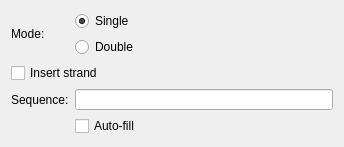
The window that AdenitaCoreSE/form/SEConnectSSDNAEditorGUI.ui (1A-OneAngstrom/Adenita) describes before a commit, drawn with Qt 5.
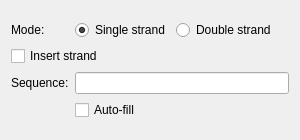
The same window after the commit.

The edit to the form file:
```diff
--- a/AdenitaCoreSE/form/SEConnectSSDNAEditorGUI.ui
+++ b/AdenitaCoreSE/form/SEConnectSSDNAEditorGUI.ui
@@ -6,14 +6,14 @@
    <rect>
     <x>0</x>
     <y>0</y>
-    <width>344</width>
-    <height>147</height>
+    <width>300</width>
+    <height>140</height>
    </rect>
   </property>
   <property name="minimumSize">
    <size>
-    <width>344</width>
-    <height>147</height>
+    <width>300</width>
+    <height>140</height>
    </size>
   </property>
   <property name="windowTitle">
@@ -22,54 +22,67 @@
   <layout class="QVBoxLayout" name="verticalLayout">
    <item>
     <layout class="QGridLayout" name="gridLayout">
-     <item row="3" column="1">
-      <widget class="QLineEdit" name="lineSequence"/>
+     <item row="0" column="0">
+      <widget class="QLabel" name="label_2">
+       <property name="text">
+        <string>Mode:</string>
+       </property>
+      </widget>
      </item>
      <item row="0" column="1">
       <widget class="QRadioButton" name="rdnSS">
        <property name="text">
-        <string>Single</string>
+        <string>Single strand</string>
        </property>
        <property name="checked">
         <bool>true</bool>
        </property>
       </widget>
      </item>
-     <item row="0" column="0" rowspan="2">
-      <widget class="QLabel" name="label_2">
+     <item row="0" column="2">
+      <widget class="QRadioButton" name="radioButtonDoubleStrand">
        <property name="text">
-        <string>Mode:</string>
+        <string>Double strand</string>
        </property>
       </widget>
      </item>
-     <item row="3" column="0">
+     <item row="0" column="3">
+      <spacer name="horizontalSpacer">
+       <property name="orientation">
+        <enum>Qt::Horizontal</enum>
+       </property>
+       <property name="sizeHint" stdset="0">
+        <size>
+         <width>40</width>
+         <height>20</height>
+        </size>
+       </property>
+      </spacer>
+     </item>
+     <item row="2" column="0">
       <widget class="QLabel" name="label">
        <property name="text">
         <string>Sequence:</string>
        </property>
       </widget>
      </item>
-     <item row="4" column="1">
-      <widget class="QCheckBox" name="chkAuto">
+     <item row="2" column="1" colspan="3">
+      <widget class="QLineEdit" name="lineSequence"/>
+     </item>
+     <item row="3" column="1" colspan="3">
+      <widget class="QCheckBox" name="checkBoxAutoFill">
        <property name="text">
         <string>Auto-fill</string>
        </property>
       </widget>
      </item>
-     <item row="2" column="0" colspan="2">
+     <item row="1" column="0" colspan="4">
       <widget class="QCheckBox" name="chkConcat">
        <property name="text">
         <string>Insert strand</string>
        </property>
       </widget>
      </item>
-     <item row="1" column="1">
-      <widget class="QRadioButton" name="rdnDS">
-       <property name="text">
-        <string>Double</string>
-       </property>
-      </widget>
-     </item>
     </layout>
    </item>
   </layout>
```
Left out of the diff: 8 changed lines with no effect on the pictures.
